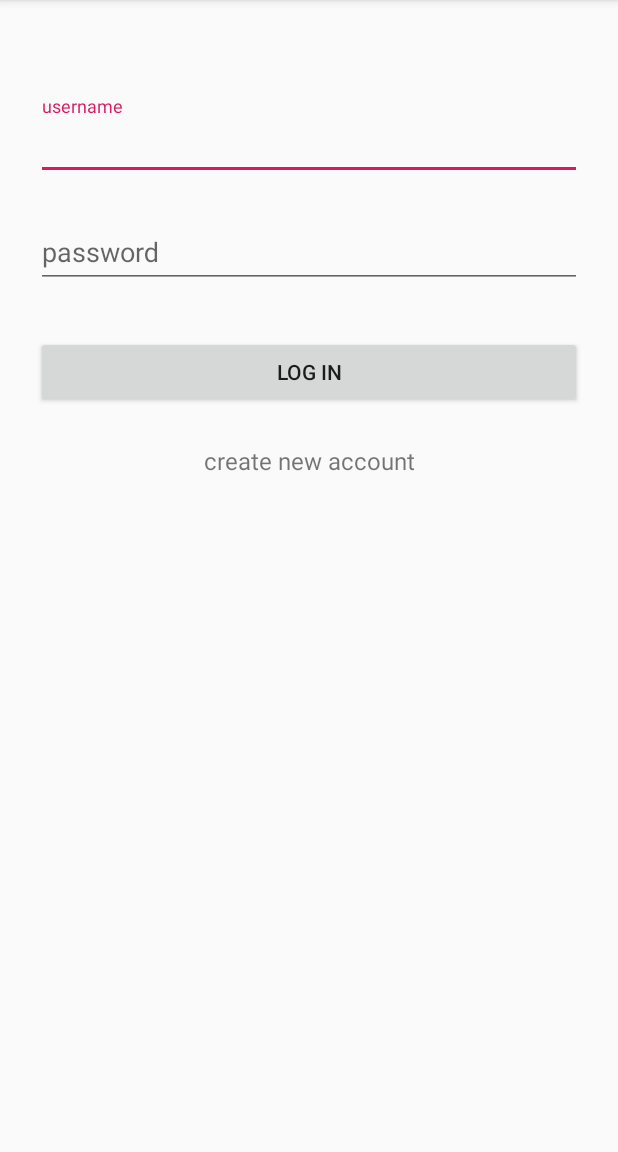
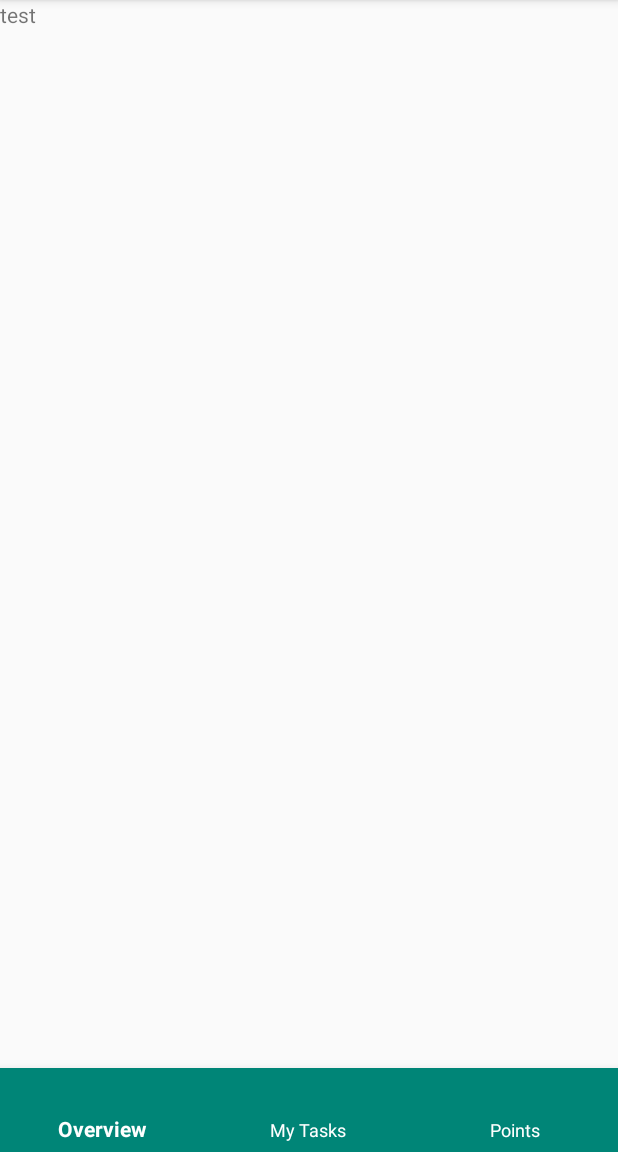
Before and after one commit to anhyesun/ShareChore, an Android app: the screen it shows after launch (LoginActivity before the commit, HomeActivity after it), after a tap on "LOG IN", on a phone screen of 412 x 824 dp, the part 84-1236 px from its top. Run offline under Robolectric (Android 15) with nearby library versions, the phone set to English and light mode, and no system bars; our stand-ins replace ButterKnife.

Commit message:
created fragments and bottom menu

```diff
--- a/app/src/main/AndroidManifest.xml
+++ b/app/src/main/AndroidManifest.xml
@@ -18,6 +18,10 @@
         <activity
             android:name="com.example.naoreen.cmdf.SignupActivity">
         </activity>
+        <activity
+            android:name="com.example.naoreen.cmdf.HomeActivity">
+        </activity>
+
     </application>
 
 </manifest>
--- a/app/src/main/java/com/example/naoreen/cmdf/HomeActivity.java
+++ b/app/src/main/java/com/example/naoreen/cmdf/HomeActivity.java
@@ -1,8 +1,88 @@
 package com.example.naoreen.cmdf;
 
+
+import android.os.Bundle;
+import android.support.annotation.NonNull;
+import android.support.design.widget.BottomNavigationView;
+import android.support.v4.app.Fragment;
+import android.support.v4.app.FragmentTransaction;
+import android.support.v7.app.ActionBar;
 import android.support.v7.app.AppCompatActivity;
+import android.view.MenuItem;
+import android.widget.Toolbar;
+
+import butterknife.BindView;
+import butterknife.ButterKnife;
 
 public class HomeActivity extends AppCompatActivity {
     private static final String TAG = "HomeActivity";
 
+    @BindView(R.id.navigationView)
+    BottomNavigationView navigation;
+
+    //@BindView(R.id.toolbar) Toolbar toolbar;
+    private int saveState;
+
+    private BottomNavigationView.OnNavigationItemSelectedListener mOnNavigationItemSelectedListener
+            = new BottomNavigationView.OnNavigationItemSelectedListener() {
+        @Override
+        public boolean onNavigationItemSelected(MenuItem menuItem) {
+            Fragment selectedFragment = null;
+            switch(menuItem.getItemId()) {
+                case R.id.menu_overview:
+                    selectedFragment = new OverviewFragment();
+                    break;
+                case R.id.menu_my_tasks:
+                    selectedFragment = new MyTasksFragment();
+                    break;
+                case R.id.menu_points:
+                    selectedFragment = new PointsFragment();
+                    break;
+            }
+            //BottomNavigationViewHelper.disableShiftMode(navigation);
+            FragmentTransaction transaction = getSupportFragmentManager().beginTransaction();
+            transaction.replace(R.id.container, selectedFragment);
+            transaction.commit();
+            return true;
+        }
+    };
+
+    @Override
+    public void onCreate(Bundle savedInstantState){
+        super.onCreate(savedInstantState);
+        setContentView(R.layout.activity_home);
+        ButterKnife.bind(this);
+       // BottomNavigationViewHelper.disableShiftMode(navigation);
+        navigation.setOnNavigationItemSelectedListener(mOnNavigationItemSelectedListener);
+
+        int check = getIntent().getIntExtra("check", R.id.menu_overview);
+
+        if(savedInstantState != null){
+            navigation.setSelectedItemId(saveState);
+        } else {
+            FragmentTransaction transaction = getSupportFragmentManager().beginTransaction();
+            switch(check) {
+                case R.id.menu_overview:
+                    transaction.replace(R.id.container, new OverviewFragment());
+                    break;
+                case R.id.menu_my_tasks:
+                    transaction.replace(R.id.container, new MyTasksFragment());
+                    break;
+                case R.id.menu_points:
+                    transaction.replace(R.id.container, new PointsFragment());
+                    break;
+            }
+            transaction.commit();
+            navigation.setSelectedItemId(check);
+        }
+
+
+
+
+
+    }
+
+
+
+
 }
--- a/app/src/main/java/com/example/naoreen/cmdf/LoginActivity.java
+++ b/app/src/main/java/com/example/naoreen/cmdf/LoginActivity.java
@@ -32,7 +32,8 @@ public class LoginActivity extends AppCompatActivity {
 
             @Override
             public void onClick(View v){
-                login();
+                Intent i = new Intent(getApplicationContext(), HomeActivity.class);
+                startActivity(i);
             }
         });
 
@@ -49,11 +50,12 @@ public class LoginActivity extends AppCompatActivity {
 
     }
 
-    //TODO: figure out login logic
-    public void login(){
-        Log.d(TAG, "Login");
-        // for demo: open home screen
-        //Intent i = new Intent(getApplicationContext(), HomeActivity.class);
-    }
+//    //TODO: figure out login logic
+//    public void login(){
+//        //Log.d(TAG, "Login");
+//        // for demo: open home screen
+//        Intent i = new Intent(getApplicationContext(), HomeActivity.class);
+//        startActivity(i);
+//    }
 
 }
--- /dev/null
+++ b/app/src/main/java/com/example/naoreen/cmdf/OverviewFragment.java
@@ -0,0 +1,25 @@
+package com.example.naoreen.cmdf;
+
+import android.os.Bundle;
+import android.support.v4.app.Fragment;
+import android.view.LayoutInflater;
+import android.view.View;
+import android.view.ViewGroup;
+
+public class OverviewFragment extends Fragment {
+
+
+    @Override
+    public View onCreateView(LayoutInflater inflater, ViewGroup parent, Bundle savedInstantState){
+        return inflater.inflate(R.layout.fragment_overview, parent, false);
+    }
+
+    // This event is triggered soon after onCreateView().
+    // Any view setup should occur here.  E.g., view lookups and attaching view listeners.
+    @Override
+    public void onViewCreated(View view, Bundle savedInstanceState) {
+        // Setup any handles to view objects here
+        // EditText etFoo = (EditText) view.findViewById(R.id.etFoo);
+    }
+
+}
--- /dev/null
+++ b/app/src/main/res/drawable/ic_chart_pie_solid.xml
@@ -0,0 +1,8 @@
+<vector
+    android:height="24dp"
+    android:viewportHeight="512"
+    android:viewportWidth="544"
+    android:width="24dp"
+    xmlns:android="http://schemas.android.com/apk/res/android">
+    <path  android:pathData="M527.79,288L290.5,288l158.03,158.03c6.04,6.04 15.98,6.53 22.19,0.68 38.7,-36.46 65.32,-85.61 73.13,-140.86 1.34,-9.46 -6.51,-17.85 -16.06,-17.85zM511.96,223.2C503.72,103.74 408.26,8.28 288.8,0.04 279.68,-0.59 272,7.1 272,16.24L272,240h223.77c9.14,0 16.82,-7.68 16.19,-16.8zM224,288L224,50.71c0,-9.55 -8.39,-17.4 -17.84,-16.06C86.99,51.49 -4.1,155.6 0.14,280.37 4.5,408.51 114.83,513.59 243.03,511.98c50.4,-0.63 96.97,-16.87 135.26,-44.03 7.9,-5.6 8.42,-17.23 1.57,-24.08L224,288z"/>
+</vector>
--- /dev/null
+++ b/app/src/main/res/drawable/ic_home_solid.xml
@@ -0,0 +1,8 @@
+<vector
+    android:height="24dp"
+    android:viewportHeight="512"
+    android:viewportWidth="576"
+    android:width="24dp"
+    xmlns:android="http://schemas.android.com/apk/res/android">
+    <path  android:pathData="M280.37,148.26L96,300.11V464a16,16 0,0 0,16 16l112.06,-0.29a16,16 0,0 0,15.92 -16V368a16,16 0,0 1,16 -16h64a16,16 0,0 1,16 16v95.64a16,16 0,0 0,16 16.05L464,480a16,16 0,0 0,16 -16V300L295.67,148.26a12.19,12.19 0,0 0,-15.3 0zM571.6,251.47L488,182.56V44.05a12,12 0,0 0,-12 -12h-56a12,12 0,0 0,-12 12v72.61L318.47,43a48,48 0,0 0,-61 0L4.34,251.47a12,12 0,0 0,-1.6 16.9l25.5,31A12,12 0,0 0,45.15 301l235.22,-193.74a12.19,12.19 0,0 1,15.3 0L530.9,301a12,12 0,0 0,16.9 -1.6l25.5,-31a12,12 0,0 0,-1.7 -16.93z"/>
+</vector>
--- /dev/null
+++ b/app/src/main/res/drawable/ic_tasks_solid.xml
@@ -0,0 +1,5 @@
+<vector android:height="24dp"
+    android:viewportHeight="512"
+    android:viewportWidth="512" android:width="24dp" xmlns:android="http://schemas.android.com/apk/res/android">
+    <path  android:pathData="M208,132h288c8.8,0 16,-7.2 16,-16L512,76c0,-8.8 -7.2,-16 -16,-16L208,60c-8.8,0 -16,7.2 -16,16v40c0,8.8 7.2,16 16,16zM208,292h288c8.8,0 16,-7.2 16,-16v-40c0,-8.8 -7.2,-16 -16,-16L208,220c-8.8,0 -16,7.2 -16,16v40c0,8.8 7.2,16 16,16zM208,452h288c8.8,0 16,-7.2 16,-16v-40c0,-8.8 -7.2,-16 -16,-16L208,380c-8.8,0 -16,7.2 -16,16v40c0,8.8 7.2,16 16,16zM64,368c-26.5,0 -48.6,21.5 -48.6,48s22.1,48 48.6,48 48,-21.5 48,-48 -21.5,-48 -48,-48zM156.5,69l-72.2,72.2 -15.6,15.6c-4.7,4.7 -12.9,4.7 -17.6,0L3.5,109.4c-4.7,-4.7 -4.7,-12.3 0,-17l15.7,-15.7c4.7,-4.7 12.3,-4.7 17,0l22.7,22.1 63.7,-63.3c4.7,-4.7 12.3,-4.7 17,0l17,16.5c4.6,4.7 4.6,12.3 -0.1,17zM156.5,228.6l-72.2,72.2 -15.7,15.7c-4.7,4.7 -12.9,4.7 -17.6,0L3.5,269c-4.7,-4.7 -4.7,-12.3 0,-17l15.7,-15.7c4.7,-4.7 12.3,-4.7 17,0l22.7,22.1 63.7,-63.7c4.7,-4.7 12.3,-4.7 17,0l17,17c4.6,4.6 4.6,12.2 -0.1,16.9z"/>
+</vector>
--- a/app/src/main/res/layout/activity_home.xml
+++ b/app/src/main/res/layout/activity_home.xml
@@ -1,12 +1,34 @@
-<?xml version="1.0" encoding="utf-8"?>
-<ScrollView xmlns:android="http://schemas.android.com/apk/res/android"
+<android.support.constraint.ConstraintLayout
+    xmlns:android="http://schemas.android.com/apk/res/android"
+    xmlns:app="http://schemas.android.com/apk/res-auto"
     xmlns:tools="http://schemas.android.com/tools"
-    android:layout_width="fill_parent"
-    android:layout_height="fill_parent"
-    android:fitsSystemWindows="true">
+    android:layout_width="match_parent"
+    android:layout_height="match_parent"
+    tools:context=".HomeActivity"
+    android:orientation="vertical">
+
+    <FrameLayout
+        android:id="@+id/container"
+        android:layout_width="match_parent"
+        android:layout_height="match_parent"
+         />
 
 
 
 
+    <android.support.design.widget.BottomNavigationView
+        android:id="@+id/navigationView"
+        android:layout_width="match_parent"
+        android:layout_height="wrap_content"
+        android:layout_marginEnd="0dp"
+        android:layout_marginStart="0dp"
+        android:background="?android:attr/windowBackground"
+        app:layout_constraintBottom_toBottomOf="parent"
+        app:layout_constraintLeft_toLeftOf="parent"
+        app:layout_constraintRight_toRightOf="parent"
+        app:itemBackground="@color/colorPrimary"
+        app:itemIconTint="@color/white"
+        app:itemTextColor="@color/white"
+        app:menu="@menu/menu_bottom"/>
 
-</ScrollView>
+</android.support.constraint.ConstraintLayout>
--- /dev/null
+++ b/app/src/main/res/layout/fragment_overview.xml
@@ -0,0 +1,12 @@
+<?xml version="1.0" encoding="utf-8"?>
+<LinearLayout android:layout_height="match_parent"
+    android:layout_width="match_parent"
+    xmlns:android="http://schemas.android.com/apk/res/android">
+
+    <TextView
+        android:layout_width="wrap_content"
+        android:layout_height="wrap_content"
+        android:text="@string/test_string"/>
+
+
+</LinearLayout>
--- /dev/null
+++ b/app/src/main/res/menu/menu_bottom.xml
@@ -0,0 +1,29 @@
+<?xml version="1.0" encoding="utf-8"?>
+<menu xmlns:android="http://schemas.android.com/apk/res/android"
+    xmlns:tools="http://schemas.android.com/tools"
+    android:layout_height="wrap_content"
+    android:layout_width="wrap_content">
+
+    <item
+        android:id="@+id/menu_overview"
+        android:icon="@drawable/ic_home_solid"
+        android:title="Overview"
+        tools:ignore="HardcodedText" />
+
+    <item
+        android:id="@+id/menu_my_tasks"
+        android:icon="@drawable/ic_tasks_solid"
+        android:title="My Tasks"
+        tools:ignore="HardcodedText" />
+
+    <item
+        android:id="@+id/menu_points"
+        android:icon="@drawable/ic_chart_pie_solid"
+        android:title="Points"
+        tools:ignore="HardcodedText" />
+
+
+
+
+
+</menu>
--- a/app/src/main/res/values/colors.xml
+++ b/app/src/main/res/values/colors.xml
@@ -3,4 +3,5 @@
     <color name="colorPrimary">#008577</color>
     <color name="colorPrimaryDark">#00574B</color>
     <color name="colorAccent">#D81B60</color>
+    <color name="white">#ffffff</color>
 </resources>
--- a/app/src/main/res/values/strings.xml
+++ b/app/src/main/res/values/strings.xml
@@ -16,5 +16,6 @@
     <string name="password_2">Password</string>
     <string name="create_account">Create Account</string>
     <string name="account_already_login">Already have an account? Login</string>
+    <string name="test_string">test</string>
 
 </resources>
```
Also changed, not shown: app/src/main/java/com/example/naoreen/cmdf/MainActivity.java (+9 -8 lines), app/src/main/java/com/example/naoreen/cmdf/MyTasksFragment.java (added, +24 -0 lines), app/src/main/java/com/example/naoreen/cmdf/PointsFragment.java (added, +25 -0 lines), app/src/main/res/layout/fragment_mytasks.xml (added, +12 -0 lines), app/src/main/res/layout/fragment_points.xml (added, +12 -0 lines), app/src/main/res/layout/item_task.xml (added, +26 -0 lines).
